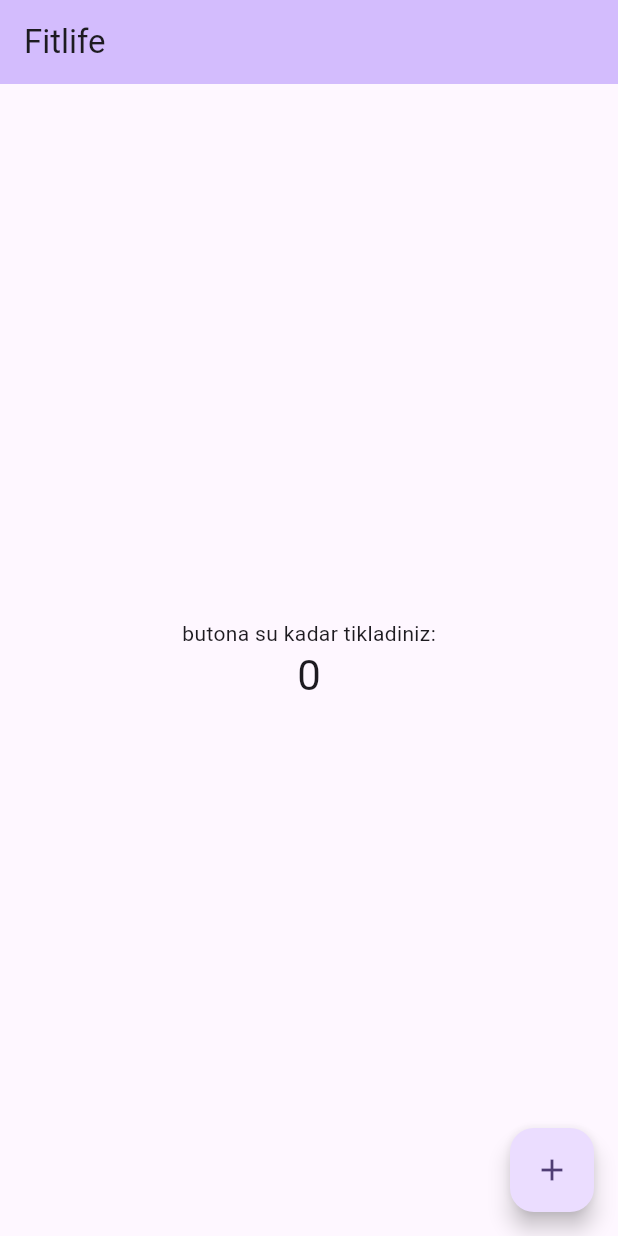
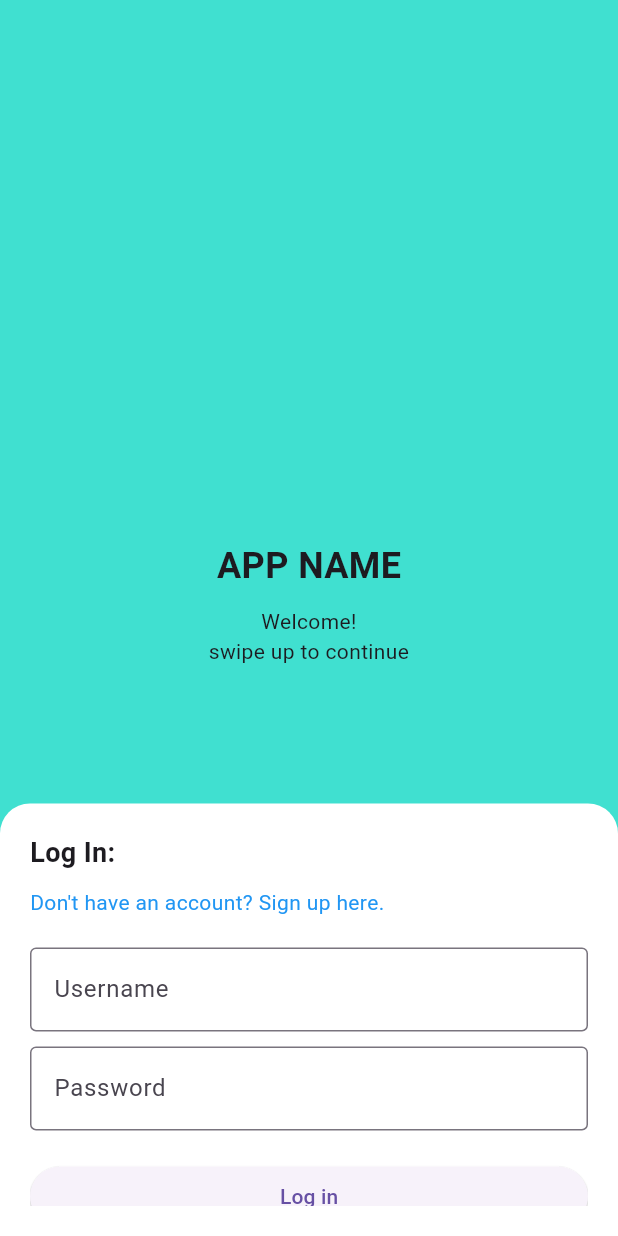
Before and after one commit to zeynepozgurgun/fit_life, a Flutter app: the screen it shows after launch, on a phone screen of 412 x 824 dp. Run offline on Flutter 3.47's test engine with Material 3 defaults, Android fonts, the phone set to English and light mode, and no system bars.

Commit message:
login page UI

```diff
--- a/lib/costants.dart
+++ /dev/null
@@ -1,4 +0,0 @@
-import "package:flutter/material.dart";
-
-const kPrimaryColor =Color(0xFF6F35A5);
-const kPrimaryLightColor = Color(0xFFF1E6FF);
--- /dev/null
+++ b/lib/login_page.dart
@@ -0,0 +1,91 @@
+import 'package:flutter/material.dart';
+
+class LoginPage extends StatelessWidget {
+  const LoginPage({Key? key}) : super(key: key);
+
+  @override
+  Widget build(BuildContext context) {
+    return Scaffold(
+      body: Stack(
+        children: [
+          // Arka plan
+          Container(
+            color: Color(0xFF40E0D0), // Turkuaz renk
+            child: Center(
+              child: Column(
+                mainAxisAlignment: MainAxisAlignment.center,
+                children: [
+                  Text(
+                    'APP NAME',
+                    style: TextStyle(fontSize: 24, fontWeight: FontWeight.bold),
+                  ),
+                  SizedBox(height: 10),
+                  Text(
+                    'Welcome!\nswipe up to continue',
+                    textAlign: TextAlign.center,
+                  ),
+                  SizedBox(height: 20),
+                  // Burada arka plan görseli yer alacak
+                  // Image.asset('assets/background_image.png', height: 200),
+                ],
+              ),
+            ),
+          ),
+          // Login paneli
+          DraggableScrollableSheet(
+            initialChildSize: 0.35,
+            minChildSize: 0.35,
+            maxChildSize: 0.85,
+            builder: (_, controller) {
+              return Container(
+                decoration: BoxDecoration(
+                  color: Colors.white,
+                  borderRadius: BorderRadius.vertical(top: Radius.circular(20)),
+                ),
+                padding: EdgeInsets.all(20),
+                child: ListView(
+                  controller: controller,
+                  children: [
+                    Text(
+                      'Log In:',
+                      style: TextStyle(fontSize: 18, fontWeight: FontWeight.bold),
+                    ),
+                    SizedBox(height: 10),
+                    Text(
+                      "Don't have an account? Sign up here.",
+                      style: TextStyle(color: Colors.blue),
+                    ),
+                    SizedBox(height: 20),
+                    TextField(
+                      decoration: InputDecoration(
+                        labelText: 'Username',
+                        border: OutlineInputBorder(),
+                      ),
+                    ),
+                    SizedBox(height: 10),
+                    TextField(
+                      obscureText: true,
+                      decoration: InputDecoration(
+                        labelText: 'Password',
+                        border: OutlineInputBorder(),
+                      ),
+                    ),
+                    SizedBox(height: 20),
+                    ElevatedButton(
+                      child: Text('Log in'),
+                      onPressed: () {},
+                    ),
+                    TextButton(
+                      child: Text('Continue without an account'),
+                      onPressed: () {},
+                    ),
+                  ],
+                ),
+              );
+            },
+          ),
+        ],
+      ),
+    );
+  }
+}
--- a/lib/main.dart
+++ b/lib/main.dart
@@ -1,69 +1,23 @@
 import 'package:flutter/material.dart';
+import 'login_page.dart'; // LoginPage'i import ediyoruz
 
 void main() {
   runApp(const MyApp());
 }
 
 class MyApp extends StatelessWidget {
-  const MyApp({super.key});
+  const MyApp({Key? key}) : super(key: key);
 
   @override
   Widget build(BuildContext context) {
     return MaterialApp(
       title: 'Fitlife',
       theme: ThemeData(
-        colorScheme: ColorScheme.fromSeed(seedColor: Colors.deepPurple),
-        useMaterial3: true,
+        primarySwatch: Colors.teal, // Uygulamanın ana rengini teal olarak ayarlıyoruz
+        fontFamily: 'Roboto', // Varsayılan font ailesini Roboto olarak ayarlıyoruz
       ),
-      home: const MyHomePage(title: 'Fitlife'),
+      home: const LoginPage(), // Ana sayfa olarak LoginPage'i kullanıyoruz
+      debugShowCheckedModeBanner: false, // Debug etiketini kaldırıyoruz
     );
   }
 }
-
-class MyHomePage extends StatefulWidget {
-  const MyHomePage({super.key, required this.title});
-
-  final String title;
-
-  @override
-  State<MyHomePage> createState() => _MyHomePageState();
-}
-
-class _MyHomePageState extends State<MyHomePage> {
-  int _counter = 0;
-
-  void _incrementCounter() {
-    setState(() {
-      _counter++;
-    });
-  }
-
-  @override
-  Widget build(BuildContext context) {
-    return Scaffold(
-      appBar: AppBar(
-        backgroundColor: Theme.of(context).colorScheme.inversePrimary,
-        title: Text(widget.title),
-      ),
-      body: Center(
-        child: Column(
-          mainAxisAlignment: MainAxisAlignment.center,
-          children: <Widget>[
-            const Text(
-              'butona su kadar tikladiniz:',
-            ),
-            Text(
-              '$_counter',
-              style: Theme.of(context).textTheme.headlineMedium,
-            ),
-          ],
-        ),
-      ),
-      floatingActionButton: FloatingActionButton(
-        onPressed: _incrementCounter,
-        tooltip: 'Increment',
-        child: const Icon(Icons.add),
-      ),
-    );
-  }
-}
```
Also changed, not shown: lib/Screens/Welcome/components/body.dart (deleted, +0 -26 lines), lib/Screens/Welcome/welcome_screen.dart (deleted, +0 -12 lines), pubspec.yaml (+8 -8 lines), assets/images/login_image.png (added), pubspec.lock, 2 other files.
